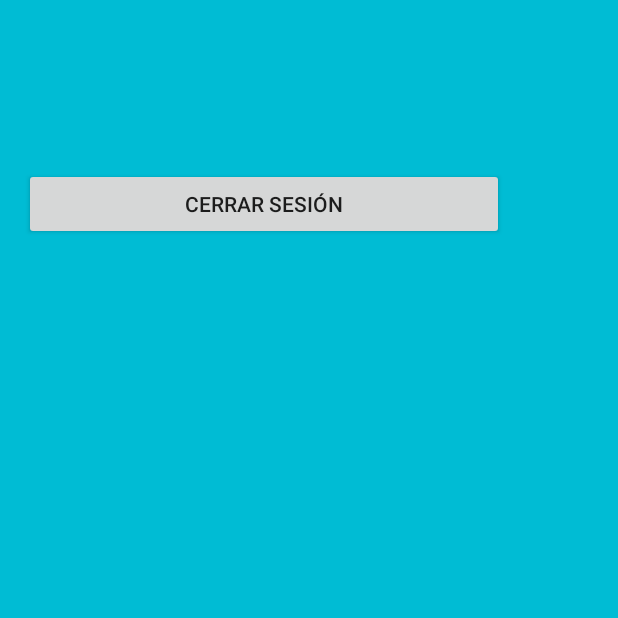
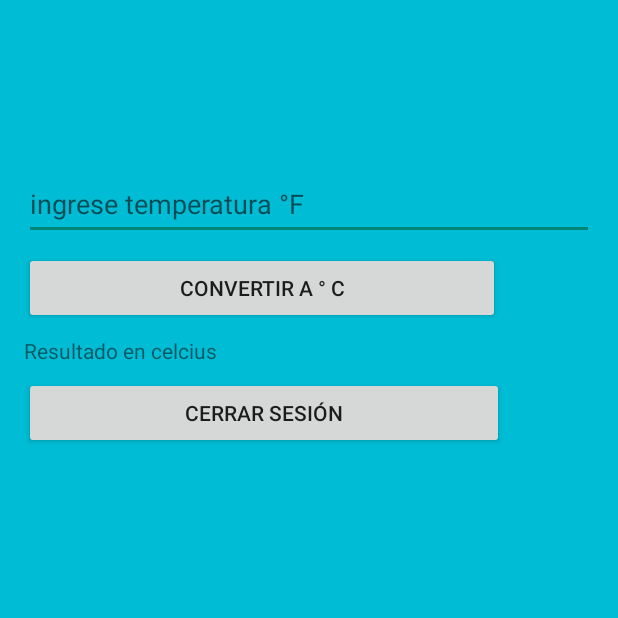
Before and after one commit to seiler18/TAMAiep, an Android app built with Jetpack Compose: the HomeActivity screen opened directly, with no data from a screen before it, on a phone screen of 412 x 824 dp, the top half of it. Run offline under Robolectric (Android 15) with nearby library versions, the phone set to English and light mode, and no system bars; our stand-ins replace Firebase (no records; nobody signed in at launch, a user with empty details on screens opened directly).

Commit message:
Aplicacion S7

```diff
--- a/AplicacionPrueba/app/src/main/AndroidManifest.xml
+++ b/AplicacionPrueba/app/src/main/AndroidManifest.xml
@@ -5,6 +5,8 @@
     <uses-permission android:name="android.permission.ACCESS_COARSE_LOCATION" />
     <uses-permission android:name="android.permission.INTERNET" />
     <uses-permission android:name="android.permission.ACCESS_NETWORK_STATE" />
+    <uses-permission android:name="android.permission.VIBRATE" />
+
     <application
         android:allowBackup="true"
         android:dataExtractionRules="@xml/data_extraction_rules"
--- a/AplicacionPrueba/app/src/main/java/cl/jesusseiler/aplicacionprueba/HomeActivity.kt
+++ b/AplicacionPrueba/app/src/main/java/cl/jesusseiler/aplicacionprueba/HomeActivity.kt
@@ -11,12 +11,26 @@ import com.google.android.gms.location.LocationServices
 import com.google.firebase.auth.FirebaseAuth
 import com.google.firebase.database.FirebaseDatabase
 import android.Manifest
+import android.content.Context
+import android.media.MediaPlayer
+import android.os.Vibrator
+import android.widget.Button
+import android.widget.EditText
+import android.widget.TextView
 
 //enum para el tipo de proveedor de autenticación
 enum class ProviderType {
     BASIC
 }
 class HomeActivity : ComponentActivity() {
+
+    private lateinit var editTextTemperature: EditText
+    private lateinit var buttonConvert: Button
+    private lateinit var textViewResult: TextView
+
+    // Temperatura máxima soportada en Celsius
+    private val temperaturaMaximaSoportada = 37 // Ejemplo: 37 grados Celsius
+
     //Companion object para el código de solicitud de permiso de ubicación
     companion object {
         // Código de solicitud de permiso de ubicación
@@ -33,10 +47,53 @@ class HomeActivity : ComponentActivity() {
         getLastKnownLocation()
 
         //Inicio de aplicacion HomeActivity
+        editTextTemperature = findViewById(R.id.editTextTemperature)
+        buttonConvert = findViewById(R.id.buttonConvert)
+        textViewResult = findViewById(R.id.textViewResult)
+
+        buttonConvert.setOnClickListener {
+            convertirYCompararTemperatura()
+        }
         val bundle = intent.extras
         val email = bundle?.getString("email")
         val provider = bundle?.getString("provider")
         start(email ?: "", provider ?: "")
+    }
+
+    private fun convertirYCompararTemperatura() {
+        val temperaturaFahrenheit = editTextTemperature.text.toString().toDoubleOrNull()
+        val pattern = longArrayOf(0, 100, 1000, 300, 200, 100, 500, 200, 100)
+
+        if (temperaturaFahrenheit != null) {
+            // Convertir Fahrenheit a Celsius
+            val temperaturaCelsius = (temperaturaFahrenheit - 32) * 5 / 9
+
+            // Mostrar la temperatura en Celsius
+            textViewResult.text = "Temperatura en Celsius: $temperaturaCelsius °C"
+
+            // Comparar con la temperatura máxima soportada
+            if (temperaturaCelsius > temperaturaMaximaSoportada) {
+                // Si la temperatura supera el límite, activar alarma
+                val mediaPlayer = MediaPlayer.create(this, R.raw.notification)
+                mediaPlayer.start()
+                val vibrator = getSystemService(VIBRATOR_SERVICE) as Vibrator
+                vibrator.vibrate(pattern, -1)
+
+                // Guardar la temperatura máxima registrada en Firebase
+                val currentUser = FirebaseAuth.getInstance().currentUser
+                val databaseReference = FirebaseDatabase.getInstance().reference
+
+                currentUser?.uid?.let { userId ->
+                    databaseReference.child("user_temperatures").child(userId).setValue(
+                        mapOf(
+                            "temperatura_maxima_registrada" to temperaturaCelsius
+                        )
+                    )
+                }
+            }
+        } else {
+            textViewResult.text = "Ingrese una temperatura válida"
+        }
     }
 
     //Función para iniciar la aplicación
--- a/AplicacionPrueba/app/src/main/res/layout/activity_home.xml
+++ b/AplicacionPrueba/app/src/main/res/layout/activity_home.xml
@@ -39,6 +39,39 @@
             android:layout_width="match_parent"
             android:layout_height="8dp" />
 
+        <EditText
+            android:id="@+id/editTextTemperature"
+            android:layout_width="match_parent"
+            android:layout_height="wrap_content"
+            android:ems="10"
+            android:hint="ingrese temperatura °F"
+            android:inputType="number"
+            android:minHeight="48dp" />
+
+        <Space
+            android:layout_width="match_parent"
+            android:layout_height="8dp" />
+
+        <Button
+            android:id="@+id/buttonConvert"
+            android:layout_width="317dp"
+            android:layout_height="wrap_content"
+            android:text="Convertir a ° C" />
+
+        <Space
+            android:layout_width="match_parent"
+            android:layout_height="8dp" />
+
+        <TextView
+            android:id="@+id/textViewResult"
+            android:layout_width="match_parent"
+            android:layout_height="wrap_content"
+            android:text="Resultado en celcius" />
+
+        <Space
+            android:layout_width="match_parent"
+            android:layout_height="8dp" />
+
         <LinearLayout
             android:layout_width="match_parent"
             android:layout_height="match_parent"
```
Also changed, not shown: 1 other file.
